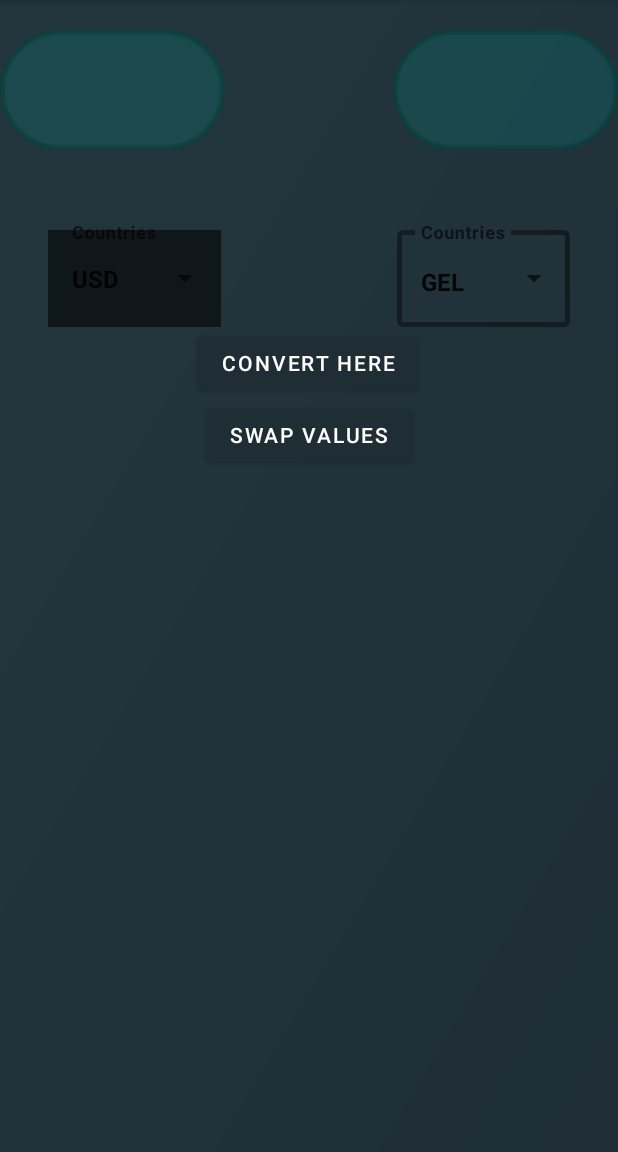
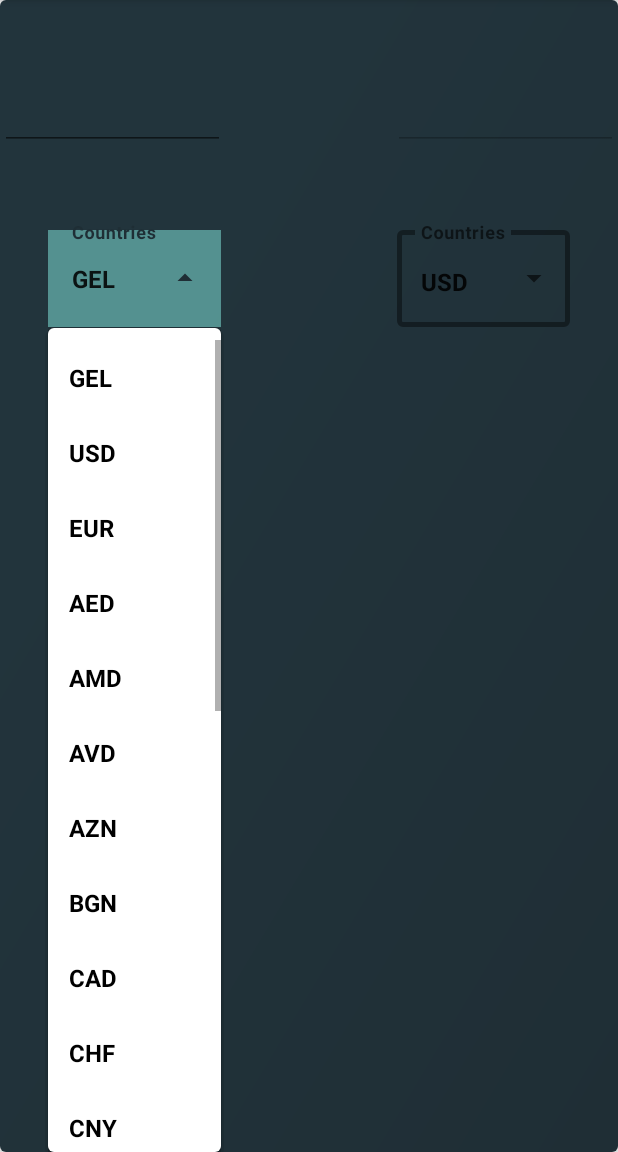
Before and after one commit to tmumladze123/Walletfluent, an Android app: the fragment CalculatorPageFragment shown on its own in the app's theme, after a tap on an icon or button, on a phone screen of 412 x 824 dp, the part 84-1236 px from its top. Run offline under Robolectric (Android 15) with nearby library versions, the phone set to English and light mode, and no system bars; our stand-ins replace Dagger/Hilt's generated code; 2 other taps on this screen came first.

Commit message:
calculator/converter

```diff
--- a/WalletFluent/app/build.gradle
+++ b/WalletFluent/app/build.gradle
@@ -123,4 +123,7 @@ dependencies {
     kapt "com.google.dagger:hilt-compiler:2.38.1"
 
     implementation("com.google.android.material:material:1.6.0-alpha01")
+
+    //onEditTextChanged
+    implementation "androidx.core:core-ktx:1.7.0"
 }
--- a/WalletFluent/app/src/main/java/ge/nlatsabidze/walletfluent/network/cryptoNetwork/CryptoRepository.kt
+++ b/WalletFluent/app/src/main/java/ge/nlatsabidze/walletfluent/network/cryptoNetwork/CryptoRepository.kt
@@ -7,12 +7,16 @@ import ge.nlatsabidze.walletfluent.model.valuteModel.Currency
 import ge.nlatsabidze.walletfluent.network.currencyNetwork.CurrencyApi
 import kotlinx.coroutines.Dispatchers
 import kotlinx.coroutines.flow.Flow
+import kotlinx.coroutines.flow.MutableStateFlow
 import kotlinx.coroutines.flow.flow
 import kotlinx.coroutines.flow.flowOn
 import retrofit2.Response
 import javax.inject.Inject
 
 class CryptoRepository @Inject constructor(private var apiService: CryptoApi) {
+
+    private var _showLoading = MutableStateFlow<Boolean>(false)
+    val showLoading: MutableStateFlow<Boolean> get() = _showLoading
 
     suspend fun getCryptoExchanges(): Flow<Resource<List<Exchanges>>>{
         return flow {
@@ -23,10 +27,12 @@ class CryptoRepository @Inject constructor(private var apiService: CryptoApi) {
     }
 
     private suspend fun <T> handleResponse(apiCall: suspend() -> Response<T>): Resource<T> {
+        _showLoading.value = true
         try {
             val response = apiCall()
             val body = response.body()
             if (response.isSuccessful && body != null) {
+                _showLoading.value = false
                 return Resource.Success(body)
             }
             return Resource.Error("exception")
--- a/WalletFluent/app/src/main/java/ge/nlatsabidze/walletfluent/ui/currency/currencyPages/calculatorCurrencies/CalculatorPageFragment.kt
+++ b/WalletFluent/app/src/main/java/ge/nlatsabidze/walletfluent/ui/currency/currencyPages/calculatorCurrencies/CalculatorPageFragment.kt
@@ -1,20 +1,17 @@
 package ge.nlatsabidze.walletfluent.ui.currency.currencyPages.calculatorCurrencies
 
-import android.text.Editable
 import android.util.Log.d
-import android.view.WindowManager
+import android.widget.AdapterView.OnItemClickListener
 import android.widget.ArrayAdapter
+import androidx.core.widget.doAfterTextChanged
 import androidx.fragment.app.viewModels
 import androidx.lifecycle.lifecycleScope
 import dagger.hilt.android.AndroidEntryPoint
 import ge.nlatsabidze.walletfluent.BaseFragment
 import ge.nlatsabidze.walletfluent.R
 import ge.nlatsabidze.walletfluent.databinding.CalculatorPageFragmentBinding
-import kotlinx.coroutines.flow.collectLatest
+import kotlinx.coroutines.flow.collect
 import kotlinx.coroutines.launch
-import android.widget.AutoCompleteTextView
-import android.widget.AdapterView
-import android.widget.AdapterView.OnItemClickListener
 
 
 @AndroidEntryPoint
@@ -24,6 +21,7 @@ class CalculatorPageFragment :
     private val calculatorViewModel: CalculatorPageViewModel by viewModels()
 
     override fun start() {
+        makeResultEditTextNotClickable()
         collectConvertedValue()
         setValueToResult()
     }
@@ -31,63 +29,56 @@ class CalculatorPageFragment :
     private fun collectConvertedValue() {
 
         val countries = resources.getStringArray(R.array.countries)
-//        val value = binding.autoCompleteFrom.text.toString()
 
         val countriesFrom = ArrayAdapter(requireContext(), R.layout.dropdown_item, countries)
         binding.autoCompleteFrom.setAdapter(countriesFrom)
         binding.autoCompleteTo.setAdapter(countriesFrom)
 
         var firstValue = binding.textInputLayoutWrapper.editText?.text.toString()
+        var secondValue = binding.secondTextInputLayoutWrapper.editText?.text.toString()
         binding.autoCompleteFrom.onItemClickListener =
             OnItemClickListener { adapterView, view, position, id ->
                 val selectedValue: String? = countriesFrom.getItem(position)
                 firstValue = selectedValue!!
+                if (binding.etNumber.text?.isNotEmpty() == true) {
+                    calculatorViewModel.getConvertedValue(binding.etNumber.text.toString().toDouble(), firstValue, secondValue)
+                }
                 d("dsadsa", firstValue)
             }
 
-        var secondValue = binding.secondTextInputLayoutWrapper.editText?.text.toString()
+
         binding.autoCompleteTo.onItemClickListener =
             OnItemClickListener { adapterView, view, position, id ->
                 val selectedValue: String? = countriesFrom.getItem(position)
                 secondValue = selectedValue!!
+                if (binding.etNumber.text?.isNotEmpty() == true) {
+                    calculatorViewModel.getConvertedValue(binding.etNumber.text.toString().toDouble(), firstValue, secondValue)
+                }
                 d("dsadsa", secondValue)
             }
 
-        binding.btnConverter.setOnClickListener {
-            if (binding.etNumber.text.toString().isNotEmpty()) {
+        binding.etNumber.doAfterTextChanged {
+            val amountAsString = binding.etNumber.text.toString()
+            if (amountAsString.isNotEmpty()) {
                 val amount = binding.etNumber.text.toString().toDouble()
-                d("amount", amount.toString())
                 calculatorViewModel.getConvertedValue(amount, firstValue, secondValue)
+            } else if (amountAsString.isEmpty() && binding.etConvertedNumber.text.toString().isNotEmpty()) {
+                binding.etConvertedNumber.text?.clear()
             }
         }
-
-        binding.btnSwap.setOnClickListener {
-            firstValue = secondValue.also { secondValue = firstValue }
-
-            binding.textInputLayoutWrapper.editText?.setText(firstValue)
-            binding.secondTextInputLayoutWrapper.editText?.setText(secondValue)
-
-//            val newCountries = ArrayAdapter(requireContext(), R.layout.dropdown_item, countries)
-//            binding.autoCompleteFrom.setAdapter(newCountries)
-//            binding.autoCompleteTo.setAdapter(newCountries)
-            binding.autoCompleteFrom.showDropDown()
-            binding.autoCompleteTo.showDropDown()
-
-//            binding.autoCompleteFrom.onItemClickListener =
-//                OnItemClickListener { adapterView, view, position, id ->
-//                    val selectedValue: String? = countriesFrom.getItem(position)
-//                    secondValue = selectedValue!!
-//                    d("dsadsa", secondValue)
-//                }
-        }
-
     }
 
     private fun setValueToResult() {
         viewLifecycleOwner.lifecycleScope.launch {
-            calculatorViewModel.convertedValue.collectLatest {
-                binding.etConvertedNumber.setText(it.value.toString())
+            calculatorViewModel.convertedValue.collect {
+                if (binding.etNumber.text?.isNotEmpty() == true) {
+                    binding.etConvertedNumber.setText(it.value.toString())
+                }
             }
         }
     }
+
+    private fun makeResultEditTextNotClickable() {
+        binding.etConvertedNumber.isEnabled = false
+    }
 }
--- a/WalletFluent/app/src/main/java/ge/nlatsabidze/walletfluent/ui/currency/currencyPages/calculatorCurrencies/CalculatorPageViewModel.kt
+++ b/WalletFluent/app/src/main/java/ge/nlatsabidze/walletfluent/ui/currency/currencyPages/calculatorCurrencies/CalculatorPageViewModel.kt
@@ -6,7 +6,9 @@ import dagger.hilt.android.lifecycle.HiltViewModel
 import ge.nlatsabidze.walletfluent.model.valuteModel.Converter
 import ge.nlatsabidze.walletfluent.network.currencyNetwork.CurrencyRepository
 import kotlinx.coroutines.Dispatchers
+import kotlinx.coroutines.delay
 import kotlinx.coroutines.flow.MutableSharedFlow
+import kotlinx.coroutines.flow.collect
 import kotlinx.coroutines.flow.collectLatest
 import kotlinx.coroutines.launch
 import kotlinx.coroutines.withContext
@@ -21,7 +23,7 @@ class CalculatorPageViewModel @Inject constructor(private val currencyRepository
     fun getConvertedValue(amount: Double, from: String, to: String) {
         viewModelScope.launch {
             withContext(Dispatchers.IO) {
-                currencyRepository.getConvertedValues(amount, from, to).collectLatest {
+                currencyRepository.getConvertedValues(amount, from, to).collect {
                     _convertedValue.emit(it.data!!)
                 }
             }
--- a/WalletFluent/app/src/main/res/layout/calculator_page_fragment.xml
+++ b/WalletFluent/app/src/main/res/layout/calculator_page_fragment.xml
@@ -1,21 +1,26 @@
 <?xml version="1.0" encoding="utf-8"?>
-<androidx.constraintlayout.widget.ConstraintLayout xmlns:android="http://schemas.android.com/apk/res/android"
+<com.google.android.material.card.MaterialCardView xmlns:android="http://schemas.android.com/apk/res/android"
+    xmlns:app="http://schemas.android.com/apk/res-auto"
     xmlns:tools="http://schemas.android.com/tools"
-    xmlns:app="http://schemas.android.com/apk/res-auto"
+    android:layout_width="match_parent"
+    app:cardElevation="10dp"
+    android:layout_height="match_parent">
+
+    <androidx.constraintlayout.widget.ConstraintLayout
         android:layout_width="match_parent"
         android:layout_height="match_parent"
         android:background="@drawable/ic_background"
         tools:context=".ui.currency.currencyPages.countryCurrencies.CurrencyPageFragment">
-
 
         <androidx.appcompat.widget.AppCompatEditText
             android:id="@+id/etNumber"
             android:layout_width="150dp"
             android:layout_height="80dp"
             android:layout_marginTop="20dp"
-        android:background="@drawable/borderlayout"
+            android:gravity="center"
             android:inputType="number"
             android:maxLength="7"
+            android:textColor="@color/white"
             android:textSize="30sp"
             app:layout_constraintStart_toStartOf="parent"
             app:layout_constraintTop_toTopOf="parent" />
@@ -24,10 +29,11 @@
             android:id="@+id/etConvertedNumber"
             android:layout_width="150dp"
             android:layout_height="80dp"
+            android:layout_marginTop="20dp"
+            android:gravity="center"
+            android:inputType="number"
+            android:textColor="@color/white"
             android:textSize="30sp"
-        android:background="@drawable/borderlayout"
-        android:layout_marginTop="20dp"
-        android:inputType="number"
             app:layout_constraintEnd_toEndOf="parent"
             app:layout_constraintTop_toTopOf="parent" />
 
@@ -50,15 +56,15 @@
                 android:id="@+id/autoCompleteFrom"
                 android:layout_width="match_parent"
                 android:layout_height="wrap_content"
+                android:layout_weight="1"
                 android:background="#8D7DDDD4"
-            android:layout_weight="1"
-            android:textColorHint="#8D7DDDD4"
-            android:textStyle="bold"
                 android:inputType="none"
                 android:paddingTop="16dp"
                 android:paddingBottom="16dp"
-            android:backgroundTint="@color/black"
+
                 android:text="GEL"
+                android:textColorHint="#8D7DDDD4"
+                android:textStyle="bold"
                 tools:layout_editor_absoluteX="0dp"
                 tools:layout_editor_absoluteY="165dp" />
 
@@ -73,10 +79,10 @@
             android:layout_marginStart="32dp"
             android:layout_marginTop="148dp"
             android:layout_marginEnd="32dp"
+            android:backgroundTint="@color/black"
             android:hint="Countries"
             app:boxStrokeColor="@color/black"
             app:boxStrokeWidth="3dp"
-        android:backgroundTint="@color/black"
             app:layout_constraintEnd_toEndOf="parent"
             app:layout_constraintHorizontal_bias="0.0"
             app:layout_constraintTop_toTopOf="parent">
@@ -87,32 +93,15 @@
                 android:layout_height="wrap_content"
                 android:layout_weight="1"
                 android:inputType="none"
-            android:textStyle="bold"
                 android:paddingTop="20dp"
                 android:paddingBottom="16dp"
                 android:text="USD"
+                android:textStyle="bold"
                 tools:layout_editor_absoluteX="0dp"
                 tools:layout_editor_absoluteY="165dp" />
 
         </com.google.android.material.textfield.TextInputLayout>
 
-    <Button
-        android:id="@+id/btnConverter"
-        android:layout_width="wrap_content"
-        android:layout_height="wrap_content"
-        android:text="Convert here"
-        app:layout_constraintEnd_toEndOf="parent"
-        app:layout_constraintHorizontal_bias="0.498"
-        app:layout_constraintStart_toStartOf="parent"
-        app:layout_constraintTop_toBottomOf="@+id/textInputLayoutWrapper" />
+    </androidx.constraintlayout.widget.ConstraintLayout>
 
-    <Button
-        android:id="@+id/btnSwap"
-        android:layout_width="wrap_content"
-        android:layout_height="wrap_content"
-        android:text="swap values"
-        app:layout_constraintEnd_toEndOf="parent"
-        app:layout_constraintStart_toStartOf="parent"
-        app:layout_constraintTop_toBottomOf="@+id/btnConverter" />
-
-</androidx.constraintlayout.widget.ConstraintLayout>
+</com.google.android.material.card.MaterialCardView>
```
Also changed, not shown: WalletFluent/app/src/main/java/ge/nlatsabidze/walletfluent/ui/crypto/CryptoFragment.kt (+17 -0 lines), WalletFluent/app/src/main/java/ge/nlatsabidze/walletfluent/ui/crypto/CryptoViewModel.kt (+12 -3 lines), WalletFluent/app/src/main/res/layout/currency_item.xml (+9 -9 lines), WalletFluent/app/src/main/res/layout/currency_page_fragment.xml (+8 -4 lines), WalletFluent/app/src/main/res/layout/fragment_crypto.xml (+11 -0 lines). Lines whose indentation alone changed are shown as unchanged.
